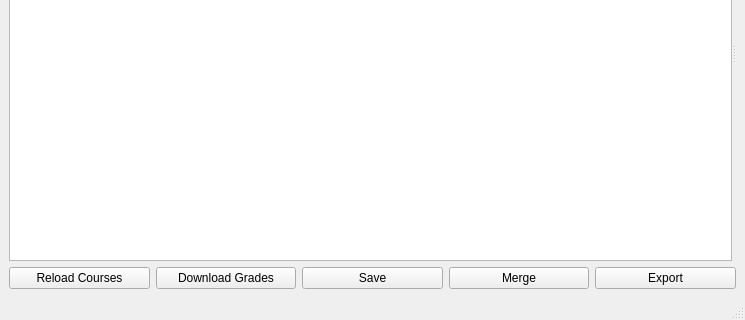
First picture: the form in moodle_sync_aggregate.ui, repository dominikhoebert/Moodle_Sync_Aggregate, before the edit; both pictures show x 0 to 745 and y 183 to 503 of the 745 by 503 pixel window.
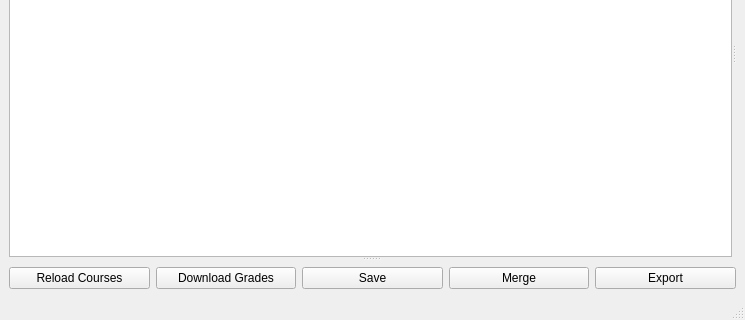
Second picture: the form after the edit.

Commit message: gui: added scroll area for pages

Patch:
```diff
--- a/moodle_sync_aggregate.ui
+++ b/moodle_sync_aggregate.ui
@@ -14,12 +14,16 @@
    <string>Moodle Sync</string>
   </property>
   <widget class="QWidget" name="centralwidget">
-   <layout class="QVBoxLayout" name="verticalLayout_3">
+   <layout class="QVBoxLayout" name="verticalLayout_4">
     <item>
      <widget class="QSplitter" name="splitter">
       <property name="orientation">
        <enum>Qt::Horizontal</enum>
       </property>
+      <widget class="QSplitter" name="splitter_2">
+       <property name="orientation">
+        <enum>Qt::Vertical</enum>
+       </property>
       <widget class="QWidget" name="verticalLayoutWidget">
        <layout class="QVBoxLayout" name="verticalLayout">
         <item>
@@ -34,6 +38,10 @@
         </item>
        </layout>
       </widget>
+       <widget class="QWidget" name="verticalLayoutWidget_3">
+        <layout class="QVBoxLayout" name="verticalLayout_3"/>
+       </widget>
+      </widget>
       <widget class="QWidget" name="verticalLayoutWidget_2">
        <layout class="QVBoxLayout" name="verticalLayout_2"/>
       </widget>
```
Left out of the diff: 13 changed lines with no effect on the pictures. Lines whose indentation alone changed are shown as unchanged. The commit also changes 2 other files.
